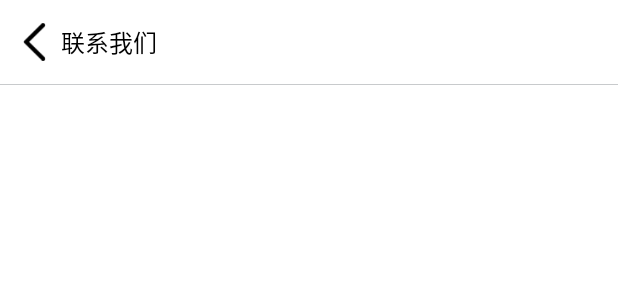
After one commit to btbDriver/PublicFinance, an Android app: the layout fragment_contact.xml on its own in the app's theme, with its tools: preview values and no code run, on a phone screen of 412 x 824 dp. The commit adds this screen. Shown: the top 300 px of the screen. Run offline under Robolectric (Android 15) with nearby library versions, the phone set to English and light mode, and no system bars.

Commit message:
添加联系我们和安全退出UI

```diff
--- a/app/src/main/java/com/drive/finance/MainActivity.kt
+++ b/app/src/main/java/com/drive/finance/MainActivity.kt
@@ -9,6 +9,7 @@ import android.widget.AdapterView
 import android.widget.ArrayAdapter
 import android.widget.ListView
 import com.drive.finance.base.BaseActivity
+import com.drive.finance.ui.createLoginFragment
 import com.drive.finance.ui.drawer.*
 import com.drive.finance.ui.tab.createTabHostFragment
 
@@ -74,11 +75,11 @@ class MainActivity : BaseActivity() {
             }
             // 联系我们
             else if (position == 5) {
-
+                loadRootFragment(R.id.drawerFragmentContainer, createContactFragment())
             }
             // 安全退出
             else if (position == 6) {
-
+                loadRootFragment(R.id.drawerFragmentContainer, createLoginFragment())
             }
         }
     }
--- a/app/src/main/java/com/drive/finance/base/BaseFragment.kt
+++ b/app/src/main/java/com/drive/finance/base/BaseFragment.kt
@@ -18,4 +18,8 @@ open class BaseFragment : SupportFragment() {
         super.onDestroyView()
         RxBus.get().unregister(this)
     }
+
+    fun onBack() {
+        pop()
+    }
 }
--- /dev/null
+++ b/app/src/main/res/layout/fragment_contact.xml
@@ -0,0 +1,22 @@
+<LinearLayout xmlns:android="http://schemas.android.com/apk/res/android"
+    xmlns:app="http://schemas.android.com/apk/res-auto"
+    android:layout_width="match_parent"
+    android:layout_height="match_parent"
+    android:background="@android:color/white"
+    android:orientation="vertical"
+    >
+
+    <com.drive.finance.widget.SimpleTitleBar
+        android:id="@+id/simpleTitleBar"
+        android:layout_width="match_parent"
+        android:layout_height="wrap_content"
+        app:titleBar_content="联系我们"
+        />
+
+    <View
+        android:layout_width="match_parent"
+        android:layout_height="1px"
+        android:background="@color/lineColor"
+        />
+
+</LinearLayout>
```
Also changed, not shown: app/src/main/java/com/drive/finance/ui/LoginFragment.kt (added, +21 -0 lines), app/src/main/java/com/drive/finance/ui/drawer/ContactFragment.kt (added, +21 -0 lines), app/src/main/res/layout/fragment_login.xml (added, +22 -0 lines).
